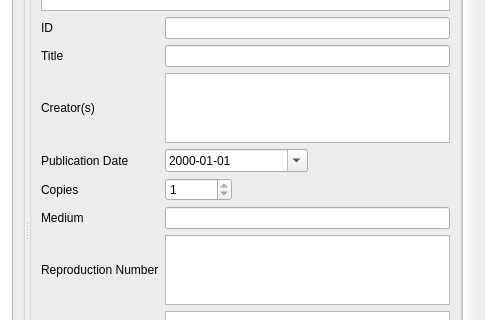
Qt form UI/photographinfo.ui (textbrowser/biblioteq) before a commit; both pictures show x 645 to 1130 and y 227 to 547 of the 1130 by 925 pixel window.
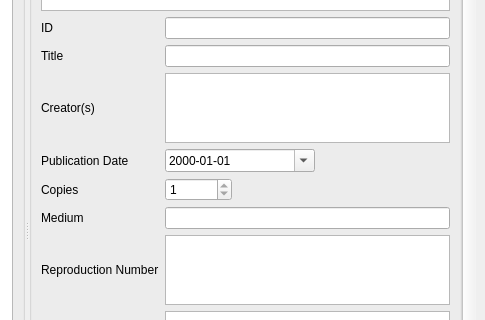
The same form after that commit. Icons and pictures are not drawn. Custom widgets are drawn as their Qt base class.

Commit message: Minimum date widget widths.

```diff
--- a/UI/photographinfo.ui
+++ b/UI/photographinfo.ui
@@ -293,11 +293,11 @@
                <layout class="QHBoxLayout" name="_3">
                 <item>
                  <widget class="QDateEdit" name="publication_date">
-                  <property name="sizePolicy">
-                   <sizepolicy hsizetype="Expanding" vsizetype="Fixed">
-                    <horstretch>0</horstretch>
-                    <verstretch>0</verstretch>
-                   </sizepolicy>
+                  <property name="minimumSize">
+                   <size>
+                    <width>150</width>
+                    <height>0</height>
+                   </size>
                   </property>
                   <property name="displayFormat">
                    <string>yyyy-MM-dd</string>
```
Left out of the diff: 11 changed lines with no effect on the pictures. The commit also changes 10 other files.
